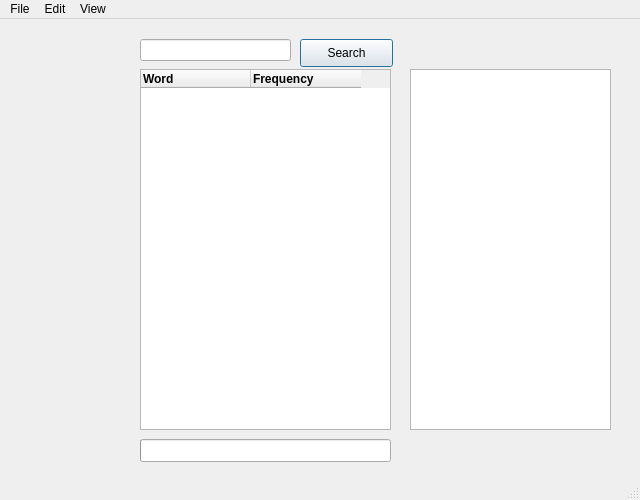
First picture: the form in App/app_window.ui, repository vladrrv/BSU-NLP, before the edit.
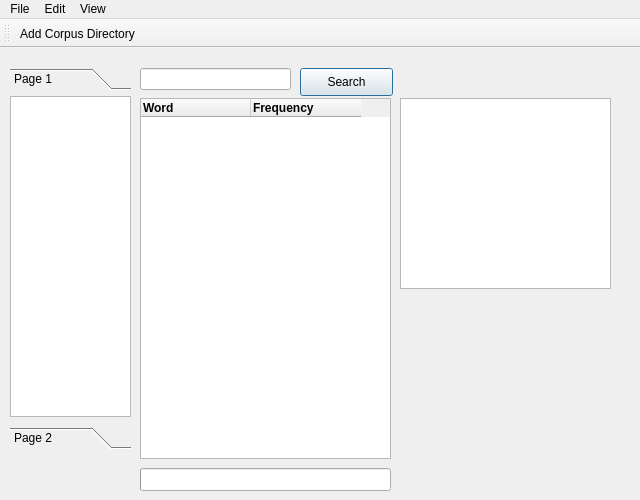
Second picture: the form after the edit.

The edit to the form file:
```diff
--- a/App/app_window.ui
+++ b/App/app_window.ui
@@ -162,13 +162,62 @@
    <widget class="QTextBrowser" name="textBrowser">
     <property name="geometry">
      <rect>
-      <x>410</x>
+      <x>400</x>
       <y>50</y>
-      <width>201</width>
-      <height>361</height>
+      <width>211</width>
+      <height>191</height>
      </rect>
     </property>
    </widget>
+   <widget class="QToolBox" name="toolBox">
+    <property name="geometry">
+     <rect>
+      <x>10</x>
+      <y>20</y>
+      <width>121</width>
+      <height>381</height>
+     </rect>
+    </property>
+    <property name="currentIndex">
+     <number>0</number>
+    </property>
+    <widget class="QWidget" name="page">
+     <property name="geometry">
+      <rect>
+       <x>0</x>
+       <y>0</y>
+       <width>121</width>
+       <height>319</height>
+      </rect>
+     </property>
+     <attribute name="label">
+      <string>Page 1</string>
+     </attribute>
+     <widget class="QListWidget" name="listWidget">
+      <property name="geometry">
+       <rect>
+        <x>0</x>
+        <y>0</y>
+        <width>121</width>
+        <height>321</height>
+       </rect>
+      </property>
+     </widget>
+    </widget>
+    <widget class="QWidget" name="page_2">
+     <property name="geometry">
+      <rect>
+       <x>0</x>
+       <y>0</y>
+       <width>121</width>
+       <height>319</height>
+      </rect>
+     </property>
+     <attribute name="label">
+      <string>Page 2</string>
+     </attribute>
+    </widget>
+   </widget>
   </widget>
   <widget class="QMenuBar" name="menubar">
    <property name="geometry">
@@ -199,7 +248,18 @@
    <addaction name="menuEdit"/>
    <addaction name="menuView"/>
   </widget>
-  <widget class="QStatusBar" name="statusbar"/>
+  <widget class="QToolBar" name="toolBar">
+   <property name="windowTitle">
+    <string>toolBar</string>
+   </property>
+   <attribute name="toolBarArea">
+    <enum>TopToolBarArea</enum>
+   </attribute>
+   <attribute name="toolBarBreak">
+    <bool>true</bool>
+   </attribute>
+   <addaction name="actionAdd_Corpus_Directory"/>
+  </widget>
   <action name="actionAdd_Corpus_Directory">
    <property name="text">
     <string>Add Corpus Directory</string>
```
Left out of the diff: 4 changed lines with no effect on the pictures.
